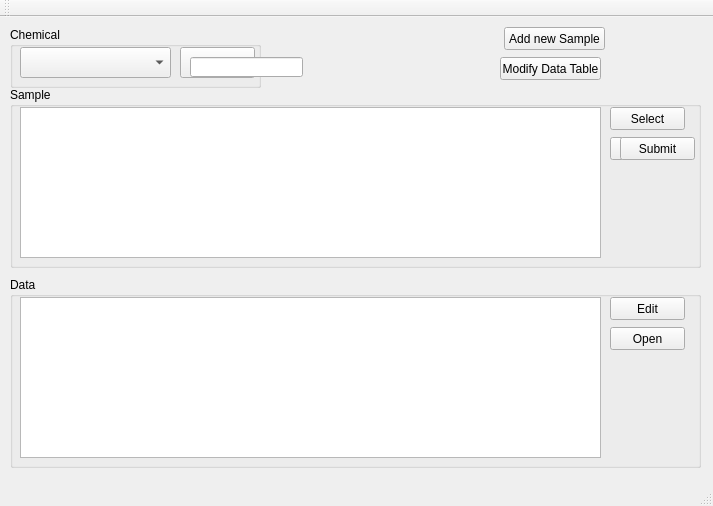
Qt form mainwindow.ui (TripletESR/SampleDatabase) before a commit.
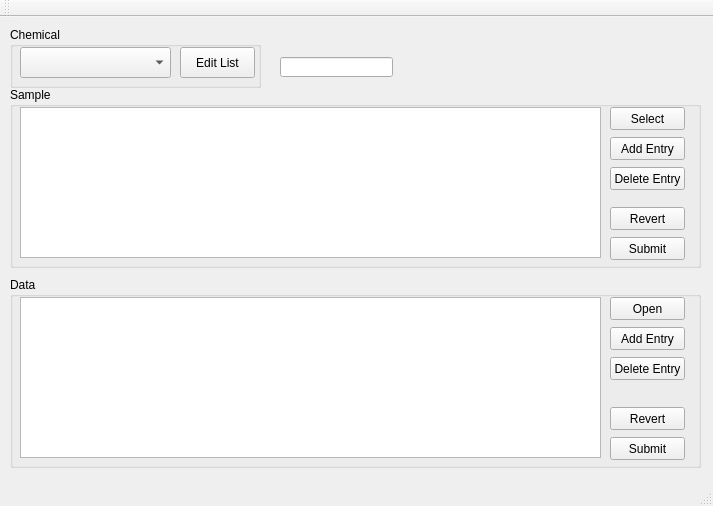
The same form after that commit.

The edit to the form file:
```diff
--- a/mainwindow.ui
+++ b/mainwindow.ui
@@ -51,7 +51,7 @@
       </rect>
      </property>
      <property name="text">
-      <string>Edit Entry</string>
+      <string>Edit List</string>
      </property>
     </widget>
    </widget>
@@ -90,7 +90,20 @@
       <string>Select</string>
      </property>
     </widget>
-    <widget class="QPushButton" name="pushButton_editSample">
+    <widget class="QPushButton" name="pushButton_sumbitSample">
+     <property name="geometry">
+      <rect>
+       <x>600</x>
+       <y>150</y>
+       <width>75</width>
+       <height>23</height>
+      </rect>
+     </property>
+     <property name="text">
+      <string>Submit</string>
+     </property>
+    </widget>
+    <widget class="QPushButton" name="pushButton_addSampleEntry">
      <property name="geometry">
       <rect>
        <x>600</x>
@@ -100,7 +113,33 @@
       </rect>
      </property>
      <property name="text">
-      <string>Edit</string>
+      <string>Add Entry</string>
+     </property>
+    </widget>
+    <widget class="QPushButton" name="pushButton_revertSample">
+     <property name="geometry">
+      <rect>
+       <x>600</x>
+       <y>120</y>
+       <width>75</width>
+       <height>23</height>
+      </rect>
+     </property>
+     <property name="text">
+      <string>Revert</string>
+     </property>
+    </widget>
+    <widget class="QPushButton" name="pushButton_deleteSampleEntry">
+     <property name="geometry">
+      <rect>
+       <x>600</x>
+       <y>80</y>
+       <width>75</width>
+       <height>23</height>
+      </rect>
+     </property>
+     <property name="text">
+      <string>Delete Entry</string>
      </property>
     </widget>
    </widget>
@@ -130,20 +169,20 @@
      <property name="geometry">
       <rect>
        <x>600</x>
-       <y>20</y>
+       <y>160</y>
        <width>75</width>
        <height>23</height>
       </rect>
      </property>
      <property name="text">
-      <string>Edit</string>
+      <string>Submit</string>
      </property>
     </widget>
     <widget class="QPushButton" name="pushButton_Open">
      <property name="geometry">
       <rect>
        <x>600</x>
-       <y>50</y>
+       <y>20</y>
        <width>75</width>
        <height>23</height>
       </rect>
@@ -152,56 +191,56 @@
       <string>Open</string>
      </property>
     </widget>
-   </widget>
-   <widget class="QPushButton" name="pushButton">
+    <widget class="QPushButton" name="pushButton_addDataEntry">
+     <property name="geometry">
+      <rect>
+       <x>600</x>
+       <y>50</y>
+       <width>75</width>
+       <height>23</height>
+      </rect>
+     </property>
+     <property name="text">
+      <string>Add Entry</string>
+     </property>
+    </widget>
+    <widget class="QPushButton" name="pushButton_deleteDataEntry">
     <property name="geometry">
      <rect>
-      <x>504</x>
-      <y>10</y>
-      <width>101</width>
+       <x>600</x>
+       <y>80</y>
+       <width>75</width>
       <height>23</height>
      </rect>
     </property>
     <property name="text">
-     <string>Add new Sample</string>
-    </property>
-   </widget>
-   <widget class="QPushButton" name="pushButton_2">
+      <string>Delete Entry</string>
+     </property>
+    </widget>
+    <widget class="QPushButton" name="pushButton_revertData">
     <property name="geometry">
      <rect>
-      <x>500</x>
-      <y>40</y>
-      <width>101</width>
+       <x>600</x>
+       <y>130</y>
+       <width>75</width>
       <height>23</height>
      </rect>
     </property>
     <property name="text">
-     <string>Modify Data Table</string>
-    </property>
+      <string>Revert</string>
+     </property>
+    </widget>
    </widget>
    <widget class="QLineEdit" name="lineEdit_ChemFormula">
     <property name="geometry">
      <rect>
-      <x>190</x>
+      <x>280</x>
       <y>40</y>
       <width>113</width>
       <height>20</height>
      </rect>
     </property>
    </widget>
-   <widget class="QPushButton" name="pushButton_sumbitSample">
-    <property name="geometry">
-     <rect>
-      <x>620</x>
-      <y>120</y>
-      <width>75</width>
-      <height>23</height>
-     </rect>
-    </property>
-    <property name="text">
-     <string>Submit</string>
-    </property>
-   </widget>
   </widget>
   <widget class="QMenuBar" name="menuBar">
    <property name="geometry">
```
Left out of the diff: 10 changed lines with no effect on the pictures. Lines whose indentation alone changed are shown as unchanged.
